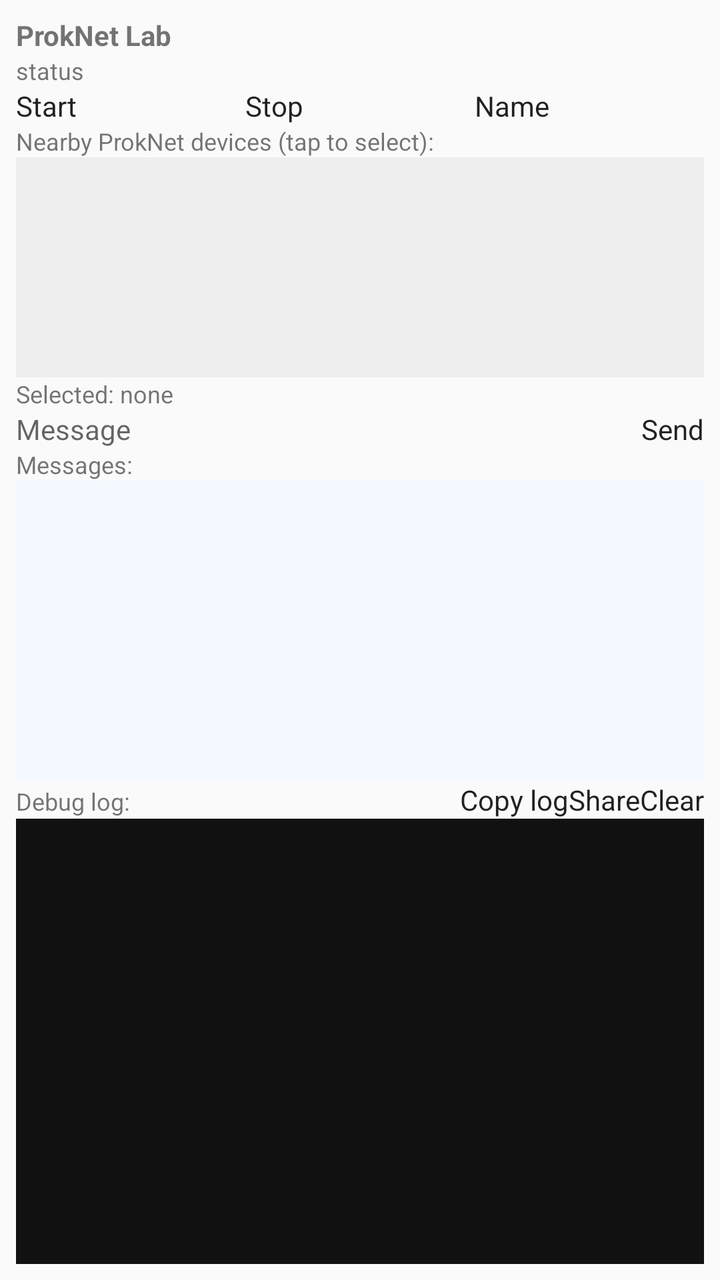
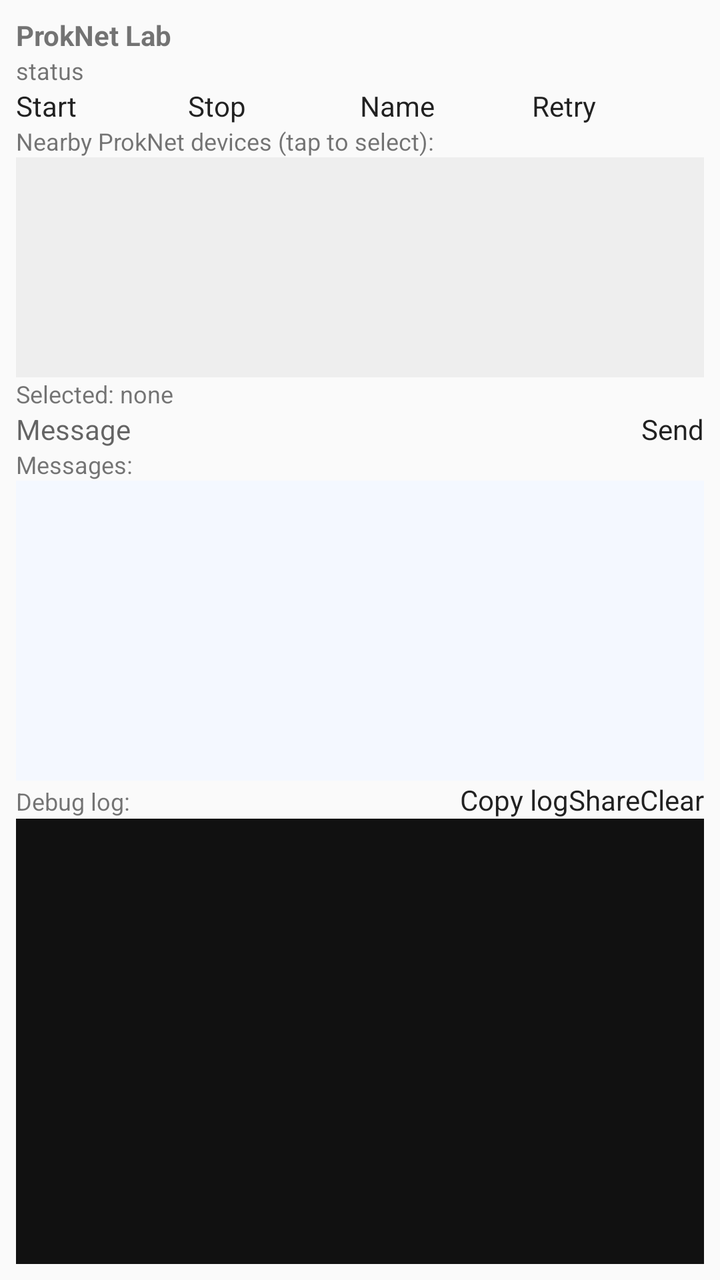

Compare the two renders of this Android layout. The source of the first and the diff that turns it into the second are given below.
<!-- AndroidManifest.xml: application theme android:Theme.Material.Light.NoActionBar -->
<!-- res/layout/activity_main.xml -->
<?xml version="1.0" encoding="utf-8"?>
<LinearLayout xmlns:android="http://schemas.android.com/apk/res/android"
    android:layout_width="match_parent"
    android:layout_height="match_parent"
    android:orientation="vertical"
    android:padding="8dp">

    <TextView
        android:id="@+id/txtIdentity"
        android:layout_width="match_parent"
        android:layout_height="wrap_content"
        android:textStyle="bold"
        android:text="ProkNet Lab" />

    <TextView
        android:id="@+id/txtStatus"
        android:layout_width="match_parent"
        android:layout_height="wrap_content"
        android:textSize="12sp"
        android:text="status" />

    <LinearLayout
        android:layout_width="match_parent"
        android:layout_height="wrap_content"
        android:orientation="horizontal">
        <Button android:id="@+id/btnStart" android:layout_width="0dp" android:layout_weight="1"
            android:layout_height="wrap_content" android:text="Start" />
        <Button android:id="@+id/btnStop" android:layout_width="0dp" android:layout_weight="1"
            android:layout_height="wrap_content" android:text="Stop" />
        <Button android:id="@+id/btnRename" android:layout_width="0dp" android:layout_weight="1"
            android:layout_height="wrap_content" android:text="Name" />
    </LinearLayout>

    <TextView
        android:layout_width="match_parent"
        android:layout_height="wrap_content"
        android:text="Nearby ProkNet devices (tap to select):"
        android:textSize="12sp" />

    <ListView
        android:id="@+id/listPeers"
        android:layout_width="match_parent"
        android:layout_height="110dp"
        android:background="#EEEEEE" />

    <TextView
        android:id="@+id/txtSelected"
        android:layout_width="match_parent"
        android:layout_height="wrap_content"
        android:textSize="12sp"
        android:text="Selected: none" />

    <LinearLayout
        android:layout_width="match_parent"
        android:layout_height="wrap_content"
        android:orientation="horizontal">
        <EditText android:id="@+id/editMessage" android:layout_width="0dp" android:layout_weight="1"
            android:layout_height="wrap_content" android:hint="Message" android:inputType="text"
            android:maxLength="400" android:imeOptions="actionSend" />
        <Button android:id="@+id/btnSend" android:layout_width="wrap_content"
            android:layout_height="wrap_content" android:text="Send" />
    </LinearLayout>

    <TextView
        android:layout_width="match_parent"
        android:layout_height="wrap_content"
        android:text="Messages:"
        android:textSize="12sp" />

    <ListView
        android:id="@+id/listMessages"
        android:layout_width="match_parent"
        android:layout_height="150dp"
        android:background="#F4F8FF"
        android:stackFromBottom="true"
        android:transcriptMode="alwaysScroll" />

    <LinearLayout
        android:layout_width="match_parent"
        android:layout_height="wrap_content"
        android:orientation="horizontal">
        <TextView android:layout_width="0dp" android:layout_weight="1" android:layout_height="wrap_content"
            android:text="Debug log:" android:textSize="12sp" android:gravity="center_vertical" />
        <Button android:id="@+id/btnCopyLog" android:layout_width="wrap_content"
            android:layout_height="wrap_content" android:text="Copy log" />
        <Button android:id="@+id/btnShareLog" android:layout_width="wrap_content"
            android:layout_height="wrap_content" android:text="Share" />
        <Button android:id="@+id/btnClearLog" android:layout_width="wrap_content"
            android:layout_height="wrap_content" android:text="Clear" />
    </LinearLayout>

    <ScrollView
        android:id="@+id/scrollLog"
        android:layout_width="match_parent"
        android:layout_height="0dp"
        android:layout_weight="1"
        android:background="#111111">
        <TextView
            android:id="@+id/txtLog"
            android:layout_width="match_parent"
            android:layout_height="wrap_content"
            android:textColor="#B7F5B7"
            android:typeface="monospace"
            android:textSize="10sp"
            android:padding="4dp" />
    </ScrollView>
</LinearLayout>
<!-- resources referenced by this layout -->
<resources>

</resources>

<!-- the commit's change to res/layout/activity_main.xml (unified diff, before → after) -->
@@ -29,6 +29,8 @@
             android:layout_height="wrap_content" android:text="Stop" />
         <Button android:id="@+id/btnRename" android:layout_width="0dp" android:layout_weight="1"
             android:layout_height="wrap_content" android:text="Name" />
+        <Button android:id="@+id/btnRetry" android:layout_width="0dp" android:layout_weight="1"
+            android:layout_height="wrap_content" android:text="Retry" />
     </LinearLayout>
 
     <TextView
